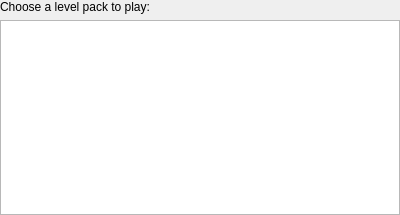
First picture: the form in katomic/levelsetwidget.ui, repository jsj2008/kdegames, before the edit.
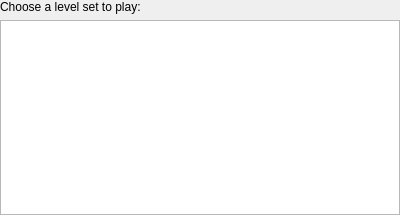
Second picture: the form after the edit. Custom widgets are drawn as their Qt base class.

Commit message: Rename "level pack(s)" to "level set(s)" as decided on mailing list

```diff
--- a/katomic/levelsetwidget.ui
+++ b/katomic/levelsetwidget.ui
@@ -20,7 +20,7 @@
    <item>
     <widget class="QLabel" name="label">
      <property name="text">
-      <string>Choose a level pack to play:</string>
+      <string>Choose a level set to play:</string>
      </property>
     </widget>
    </item>
```
The commit also changes 5 other files.
